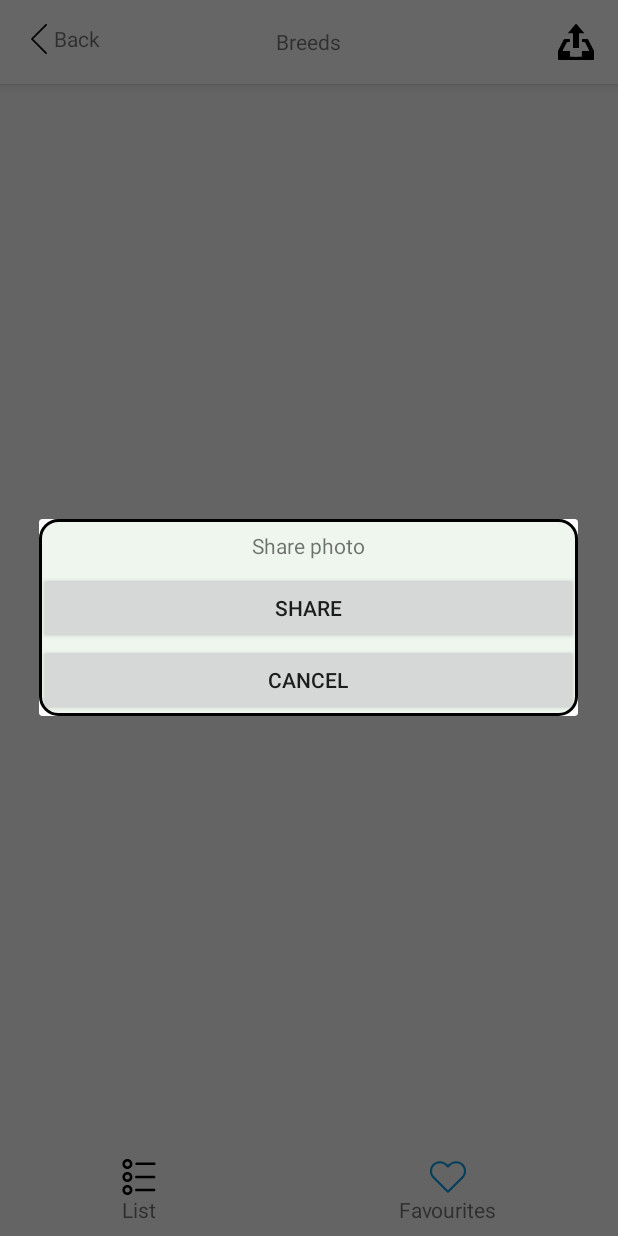
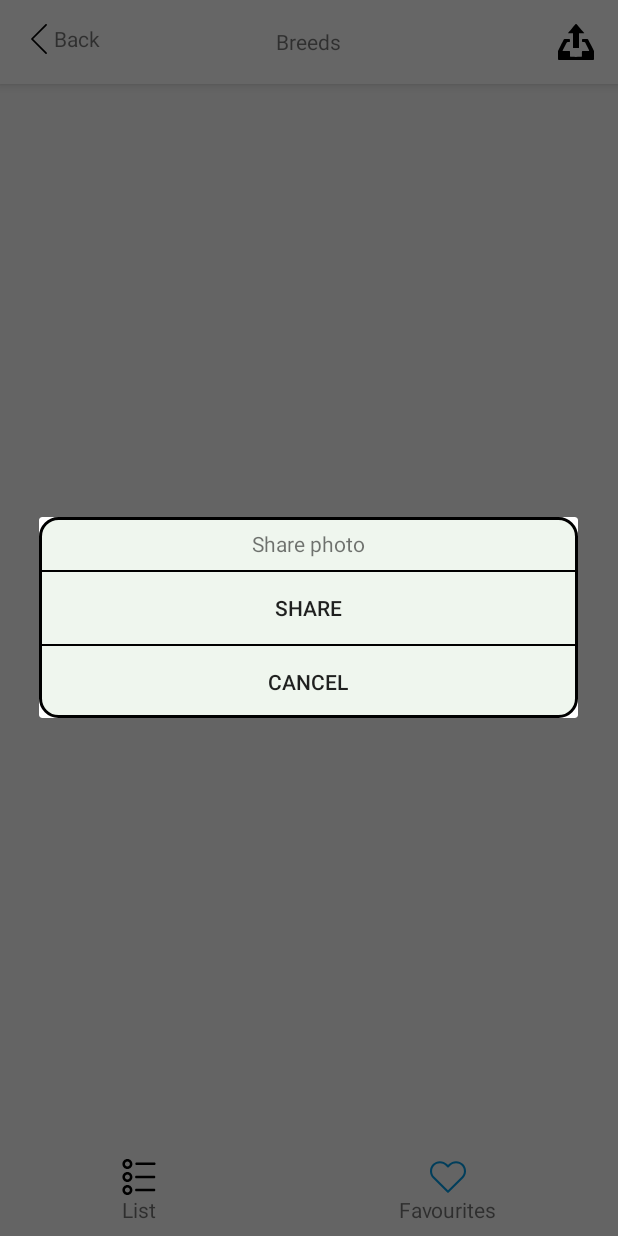
Before and after one commit to nitrosrus/DogApiTest, an Android app: the screen it shows after launch (MainActivity), after a tap on an icon or button, on a phone screen of 412 x 824 dp. Run offline under Robolectric (Android 15) with nearby library versions, the phone set to English and light mode, and no system bars; our stand-ins replace Dagger/Hilt's generated code, Timber; libraries missing offline, so code that uses them is left out: com.jakewharton.rxbinding3, moxy.presenter, ru.terrakok.cicerone; 1 statement that could not run was skipped.

Commit message:
fix share photo layout: flat button

```diff
--- a/app/src/main/res/layout/dialog_share_photo.xml
+++ b/app/src/main/res/layout/dialog_share_photo.xml
@@ -13,14 +13,26 @@
         android:padding="8dp"
         android:text="@string/share_photo" />
 
+    <LinearLayout
+        android:layout_width="match_parent"
+        android:layout_height="1dp"
+        android:background="@color/colorUnPress" />
+
     <Button
         android:id="@+id/btn_share"
+        style="?android:attr/borderlessButtonStyle"
         android:layout_width="match_parent"
         android:layout_height="wrap_content"
         android:text="@string/share" />
 
+    <LinearLayout
+        android:layout_width="match_parent"
+        android:layout_height="1dp"
+        android:background="@color/colorUnPress" />
+
     <Button
         android:id="@+id/btn_cancel"
+        style="?android:attr/borderlessButtonStyle"
         android:layout_width="match_parent"
         android:layout_height="wrap_content"
         android:text="@string/cancel" />
```
